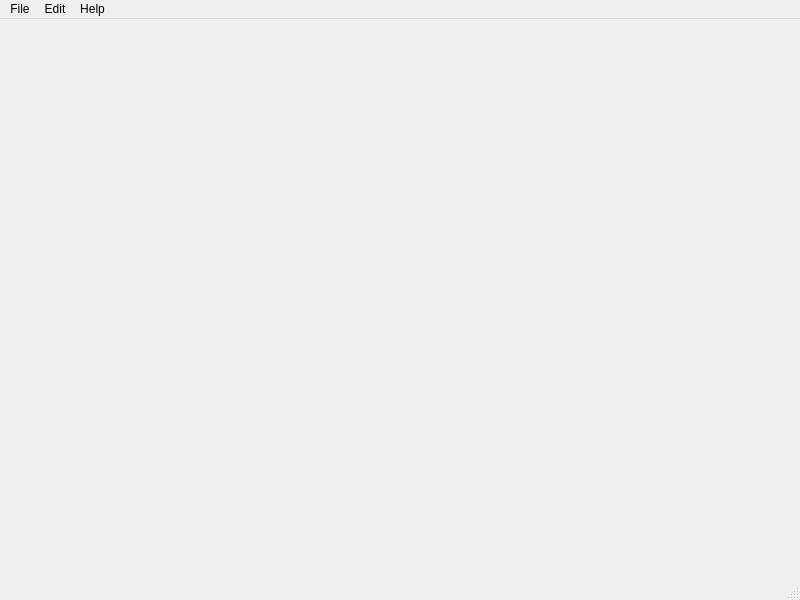
First picture: the form in Form.ui, repository morsoth/FIBedit, before the edit.
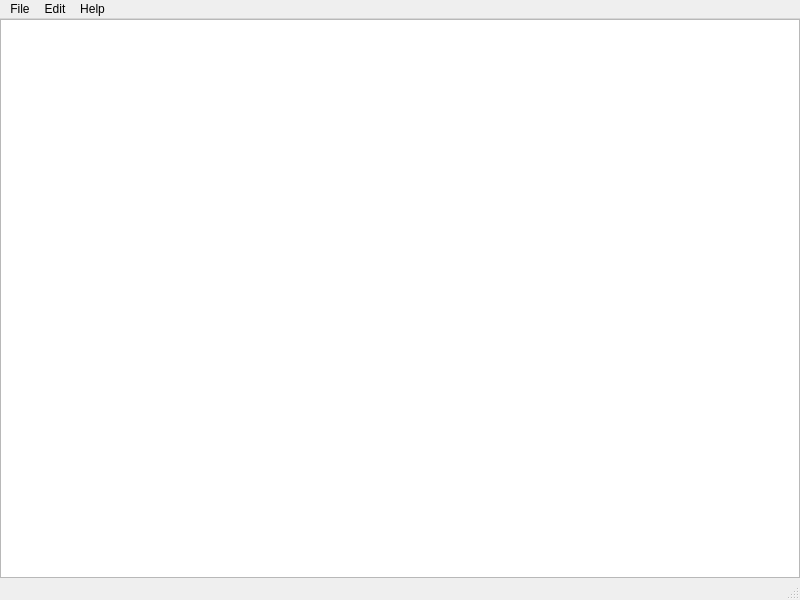
Second picture: the form after the edit.

```diff
--- a/Form.ui
+++ b/Form.ui
@@ -13,7 +13,28 @@
   <property name="windowTitle">
    <string>FIBedit</string>
   </property>
-  <widget class="QWidget" name="centralwidget"/>
+  <widget class="QWidget" name="centralwidget">
+   <layout class="QGridLayout" name="gridLayout">
+    <property name="leftMargin">
+     <number>0</number>
+    </property>
+    <property name="topMargin">
+     <number>0</number>
+    </property>
+    <property name="rightMargin">
+     <number>0</number>
+    </property>
+    <property name="bottomMargin">
+     <number>0</number>
+    </property>
+    <property name="spacing">
+     <number>0</number>
+    </property>
+    <item row="0" column="0">
+     <widget class="QPlainTextEdit" name="plainTextEdit"/>
+    </item>
+   </layout>
+  </widget>
   <widget class="QMenuBar" name="menubar">
    <property name="geometry">
     <rect>
```
Left out of the diff: 33 changed lines with no effect on the pictures.
